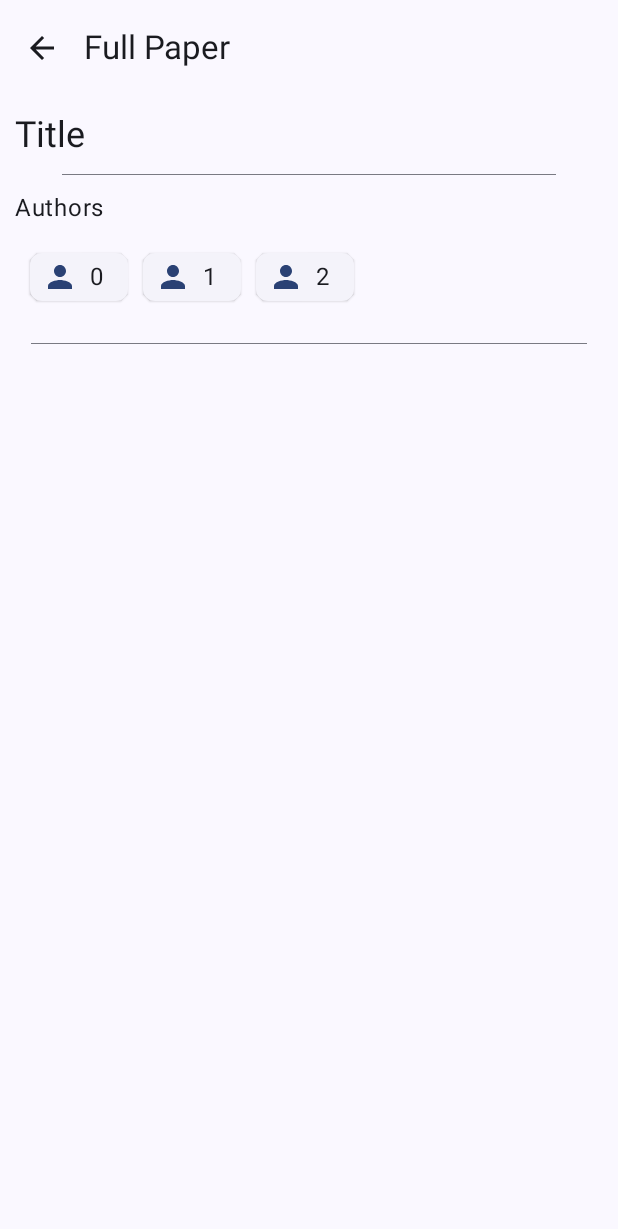
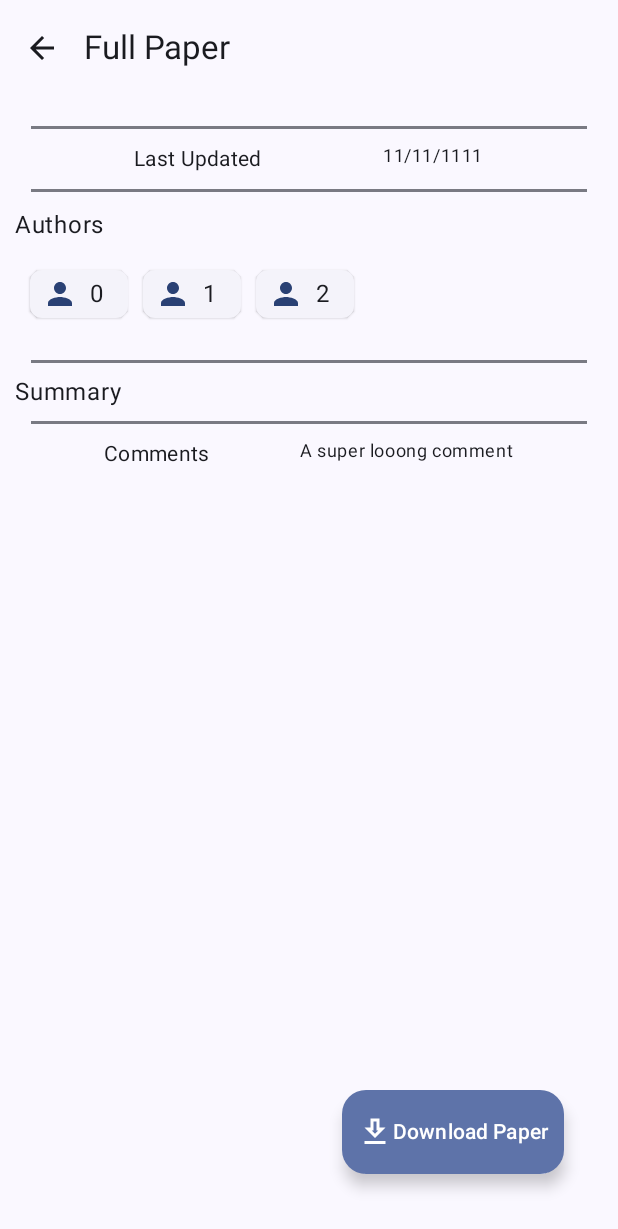
Before and after one commit to suhan-paradkar/Xiver, an Android app built with Jetpack Compose: the PaperFullView screen opened through its navigation route, on a phone screen of 412 x 824 dp. Shown: the top 1229 px of the screen. Run offline under Robolectric (Android 15) with nearby library versions, the phone set to English and light mode, and no system bars; libraries missing offline, so code that uses them is left out: com.x5.template, nl.adaptivity.xmlutil; 5 statements that could not run were skipped.

Commit message:
Add search functionality and more code fixes

```diff
--- a/app/build.gradle.kts
+++ b/app/build.gradle.kts
@@ -1,7 +1,7 @@
 plugins {
     id("com.android.application")
     id("org.jetbrains.kotlin.android")
-    id("kotlin-kapt")
+    id("com.google.devtools.ksp")
     id("org.jetbrains.kotlin.plugin.serialization")
 }
 
@@ -56,7 +56,7 @@ dependencies {
     implementation(project(":katexview"))
     implementation("androidx.datastore:datastore-preferences:1.0.0")
     implementation("androidx.room:room-ktx:2.6.1")
-    kapt("androidx.room:room-compiler:2.6.1")
+    ksp("androidx.room:room-compiler:2.6.1")
     implementation("androidx.core:core-ktx:1.12.0")
     implementation("androidx.lifecycle:lifecycle-runtime-ktx:2.6.2")
     implementation("androidx.activity:activity-compose:1.8.2")
--- a/app/src/main/java/com/wizard/xiver/MainActivity.kt
+++ b/app/src/main/java/com/wizard/xiver/MainActivity.kt
@@ -19,6 +19,7 @@ import com.wizard.xiver.utils.EmptySerialUtils
 import com.wizard.xiver.utils.theme
 import com.wizard.xiver.views.MainView
 import com.wizard.xiver.views.PaperFullView
+import com.wizard.xiver.views.SearchView
 
 class MainActivity : ComponentActivity() {
     override fun onCreate(savedInstanceState: Bundle?) {
@@ -44,6 +45,9 @@ fun MainViewContainer(mainNavController: NavHostController) {
     val paperEntity = remember {
         mutableStateOf(EmptySerialUtils.EmptyEntry)
     }
+    val query = remember {
+        mutableStateOf("")
+    }
     NavHost(
         navController = mainNavController,
         startDestination = "MainView"
@@ -54,5 +58,8 @@ fun MainViewContainer(mainNavController: NavHostController) {
         composable("PaperFullView"){
             PaperFullView(navController = mainNavController, paperEntity = paperEntity)
         }
+        composable("SearchView") {
+            SearchView(mainNavController = mainNavController, query = query, paperMutableArgument = paperEntity)
+        }
     }
 }
--- a/app/src/main/java/com/wizard/xiver/SerializableRepository.kt
+++ b/app/src/main/java/com/wizard/xiver/SerializableRepository.kt
@@ -51,9 +51,11 @@ data class Entry (
     val author: List<Author>,
     @XmlSerialName(value = "comment", prefix = "arxiv")
     val comment: String?,
+    @XmlSerialName(value = "doi", prefix = "arxiv", namespace = "http://arxiv.org/schemas/atom")
+    val doi: String,
     @XmlSerialName(value = "journal_ref", prefix = "arxiv")
     val journalRef: String?,
-    val link: List<Link?>?,
+    val link: List<Link>,
     @XmlSerialName(value = "primary_category", prefix = "arxiv")
     val primaryCategory: Category?,
     val category: Category?
@@ -62,7 +64,9 @@ data class Entry (
 @Serializable
 data class Author(
     @XmlSerialName(value = "name")
-    val name: Name
+    val name: Name,
+    @XmlSerialName(value = "affiliation", namespace = "http://arxiv.org/schemas/atom", prefix = "arxiv")
+    val affiliation: String?
 )
 
 
@@ -79,7 +83,8 @@ data class Category(
 
 @Serializable
 data class Link(
-    val href: String,
+    val href: String?,
+    val title: String?,
     val type: String,
     val rel: String
 )
--- a/app/src/main/java/com/wizard/xiver/SettingsActivity.kt
+++ b/app/src/main/java/com/wizard/xiver/SettingsActivity.kt
@@ -9,6 +9,7 @@ import androidx.compose.ui.Modifier
 import androidx.compose.ui.platform.LocalContext
 import com.wizard.xiver.screens.SettingsView
 import com.wizard.xiver.ui.theme.XiverTheme
+import com.wizard.xiver.utils.findActivity
 import com.wizard.xiver.utils.theme
 import com.wizard.xiver.views.BackTopAppBar
 
--- a/app/src/main/java/com/wizard/xiver/screens/SettingsScreen.kt
+++ b/app/src/main/java/com/wizard/xiver/screens/SettingsScreen.kt
@@ -49,9 +49,12 @@ fun SettingsView(modifier: Modifier) {
             ) {
                 Text(
                     text = "Theme",
-                    style = MaterialTheme.typography.bodyMedium,
+                    style = MaterialTheme.typography.bodyLarge,
                     modifier = Modifier.padding(start = 10.dp, end = 100.dp)
                 )
+                Box(
+                    modifier = Modifier.padding(top = 10.dp, bottom = 10.dp)
+                ) {
                     DropDownSettingsItem(
                         options = themeOptions,
                         selectedIndex = selectedIndex.intValue,
@@ -62,6 +65,7 @@ fun SettingsView(modifier: Modifier) {
                             }
                         }
                     )
+                }
             }
         }
     }
--- a/app/src/main/java/com/wizard/xiver/FindActivity.kt
+++ b/app/src/main/java/com/wizard/xiver/utils/ActivityUtils.kt
@@ -1,4 +1,4 @@
-package com.wizard.xiver
+package com.wizard.xiver.utils
 
 import android.content.Context
 import android.content.ContextWrapper
--- a/app/src/main/java/com/wizard/xiver/views/BackTopAppBarView.kt
+++ b/app/src/main/java/com/wizard/xiver/views/BackTopAppBarView.kt
@@ -8,8 +8,6 @@ import androidx.compose.material3.IconButton
 import androidx.compose.material3.Text
 import androidx.compose.material3.TopAppBar
 import androidx.compose.runtime.Composable
-import androidx.compose.ui.platform.LocalContext
-import com.wizard.xiver.findActivity
 
 @OptIn(ExperimentalMaterial3Api::class)
 @Composable
--- a/app/src/main/java/com/wizard/xiver/views/MainView.kt
+++ b/app/src/main/java/com/wizard/xiver/views/MainView.kt
@@ -7,6 +7,7 @@ import androidx.compose.material.icons.Icons
 import androidx.compose.material.icons.filled.Bookmark
 import androidx.compose.material.icons.filled.Category
 import androidx.compose.material.icons.filled.Home
+import androidx.compose.material.icons.filled.Search
 import androidx.compose.material.icons.outlined.BookmarkBorder
 import androidx.compose.material.icons.outlined.Category
 import androidx.compose.material.icons.outlined.Home
@@ -65,7 +66,7 @@ fun MainView(
             )
         },
         topBar = {
-            TopAppBarView(title = title)
+            TopAppBarView(title = title, mainNavController = mainNavController)
         }
     ) {
         MainNavHost(navHostController = navController, modifier = Modifier.padding(it), paperMutableArgument = paperMutableArgument, mainNavController = mainNavController)
@@ -74,7 +75,7 @@ fun MainView(
 
 @OptIn(ExperimentalMaterial3Api::class)
 @Composable
-fun TopAppBarView(title: String) {
+fun TopAppBarView(title: String, mainNavController: NavHostController) {
     val context = LocalContext.current
     val intent = Intent(context, SettingsActivity::class.java)
     TopAppBar(
@@ -82,6 +83,16 @@ fun TopAppBarView(title: String) {
             Text(text = title)
         },
         actions = {
+            IconButton(
+                onClick = {
+                    mainNavController.navigate("SearchView")
+                }
+            ) {
+               Icon(
+                   imageVector = Icons.Default.Search,
+                   contentDescription = "Search"
+               )
+            }
             IconButton(
                 onClick = {
                     context.startActivity(intent)
--- a/app/src/main/java/com/wizard/xiver/views/PaperFullView.kt
+++ b/app/src/main/java/com/wizard/xiver/views/PaperFullView.kt
@@ -1,20 +1,25 @@
 package com.wizard.xiver.views
 
+import android.net.Uri
 import androidx.compose.foundation.layout.Arrangement
 import androidx.compose.foundation.layout.Box
 import androidx.compose.foundation.layout.Column
 import androidx.compose.foundation.layout.ExperimentalLayoutApi
 import androidx.compose.foundation.layout.FlowRow
+import androidx.compose.foundation.layout.Row
 import androidx.compose.foundation.layout.fillMaxSize
 import androidx.compose.foundation.layout.fillMaxWidth
 import androidx.compose.foundation.layout.padding
 import androidx.compose.foundation.layout.wrapContentHeight
+import androidx.compose.foundation.layout.wrapContentSize
 import androidx.compose.foundation.rememberScrollState
 import androidx.compose.foundation.verticalScroll
 import androidx.compose.material.icons.Icons
 import androidx.compose.material.icons.filled.Person
+import androidx.compose.material.icons.outlined.Download
 import androidx.compose.material3.Divider
 import androidx.compose.material3.ElevatedAssistChip
+import androidx.compose.material3.FloatingActionButton
 import androidx.compose.material3.Icon
 import androidx.compose.material3.MaterialTheme
 import androidx.compose.material3.Scaffold
@@ -25,9 +30,8 @@ import androidx.compose.runtime.MutableState
 import androidx.compose.ui.Alignment
 import androidx.compose.ui.Modifier
 import androidx.compose.ui.graphics.toArgb
-import androidx.compose.ui.text.style.TextAlign
+import androidx.compose.ui.platform.LocalUriHandler
 import androidx.compose.ui.tooling.preview.Preview
-import androidx.compose.ui.unit.Dp
 import androidx.compose.ui.unit.dp
 import androidx.navigation.NavHostController
 import com.judemanutd.katexview.KatexView
@@ -44,6 +48,9 @@ fun PaperFullView(navController: NavHostController, paperEntity: MutableState<En
                     navController.navigateUp()
                 }
             )
+        },
+        floatingActionButton = {
+            FullPaperFAB(paperEntity = paperEntity.value)
         }
     ) {
         PaperFullViewContent(
@@ -71,19 +78,43 @@ fun PaperFullViewContent(modifier: Modifier, paperEntity: Entry) {
                         .fillMaxWidth()
                         .wrapContentHeight()
                 ) {
+                    KatexView(
+                        text = paperEntity.title,
+                        textColor = MaterialTheme.colorScheme.onSurface.toArgb(),
+                        backgroundColor = MaterialTheme.colorScheme.surface.toArgb(),
+                        textSize = 35
+                    )
+                    //Text(
+                      //  text = paperEntity.title,
+                        //style = MaterialTheme.typography.headlineSmall,
+                       // textAlign = TextAlign.Start
+                    //)
+                }
+                DividerView(modifier = Modifier.align(Alignment.CenterHorizontally))
+
+                Row(
+                    modifier = Modifier
+                        .padding(10.dp)
+                        .fillMaxWidth(),
+                    horizontalArrangement = Arrangement.SpaceEvenly
+                ){
                     Text(
-                        text = paperEntity.title,
-                        style = MaterialTheme.typography.headlineSmall,
-                        textAlign = TextAlign.Start
+                        text = "Last Updated",
+                        style = MaterialTheme.typography.bodyMedium
+                    )
+                    Text(
+                        text = paperEntity.updated,
+                        style = MaterialTheme.typography.bodySmall
                     )
                 }
-                Divider(
+
+                DividerView(modifier = Modifier.align(Alignment.CenterHorizontally))
+
+                Column(
                     modifier = Modifier
-                        .fillMaxWidth(0.8f)
-                        .align(Alignment.CenterHorizontally),
-                    thickness = Dp.Hairline
-                )
-                Column(modifier = Modifier.padding(10.dp)) {
+                        .padding(10.dp)
+                        .fillMaxWidth()
+                ) {
                     Text(text = "Authors")
                     FlowRow(
                         modifier = Modifier.padding(10.dp),
@@ -111,21 +142,95 @@ fun PaperFullViewContent(modifier: Modifier, paperEntity: Entry) {
                         }
                     }
                 }
-                Divider(
-                    modifier = Modifier
-                        .fillMaxWidth(0.9f)
-                        .align(Alignment.CenterHorizontally),
-                    thickness = Dp.Hairline
-                )
-                Box(modifier = Modifier.padding(10.dp)) {
+
+                DividerView(modifier = Modifier.align(Alignment.CenterHorizontally))
+
+                Column(
+                    modifier = Modifier.padding(10.dp),
+                    horizontalAlignment = Alignment.Start,
+                    verticalArrangement = Arrangement.SpaceEvenly
+                ) {
+                    Text(
+                        text = "Summary",
+                        style = MaterialTheme.typography.bodyLarge
+                    )
                     KatexView(
                         text = paperEntity.summary.replace("\n", " ").replace("\r", " "),
                         textColor = MaterialTheme.colorScheme.onSurface.toArgb(),
-                        backgroundColor = MaterialTheme.colorScheme.surface.toArgb()
+                        backgroundColor = MaterialTheme.colorScheme.surface.toArgb(),
+                        textSize = 17
+                    )
+                }
+                DividerView(modifier = Modifier.align(Alignment.CenterHorizontally))
+
+                Row(
+                    modifier = Modifier
+                        .padding(10.dp)
+                        .fillMaxWidth(),
+                    horizontalArrangement = Arrangement.SpaceEvenly
+                ) {
+                    Text(
+                        text = "Comments",
+                        style = MaterialTheme.typography.bodyMedium
+                    )
+                    Text(
+                        text = paperEntity.comment?: "No Comments",
+                        style = MaterialTheme.typography.bodySmall
                     )
                 }
             }
+
+
         }
+    }
+}
+
+
+@Composable
+fun FullPaperFAB(paperEntity: Entry) {
+
+    val uriHandler = LocalUriHandler.current
+
+    var pdfLink :String? = null
+    paperEntity.link.forEach{
+        if (it.type == "application/pdf") {
+            pdfLink = it.href!!
+        }
+    }
+
+    FloatingActionButton(
+        modifier = Modifier
+            .padding(end = 20.dp, bottom = 25.dp),
+        onClick = {
+            uriHandler.openUri(pdfLink?: "about:blank")
+        }
+    ) {
+        Row(
+            modifier = Modifier.padding(start = 10.dp, end = 10.dp),
+            verticalAlignment = Alignment.CenterVertically,
+            horizontalArrangement = Arrangement.SpaceEvenly
+        ) {
+            Icon(
+                imageVector = Icons.Outlined.Download,
+                contentDescription = "Download Paper"
+            )
+            Text(
+                text = "Download Paper"
+            )
+        }
+    }
+}
+
+
+@Composable
+fun DividerView(modifier: Modifier) {
+    Box(modifier = modifier.wrapContentSize()) {
+        Divider(
+            modifier = Modifier
+                .fillMaxWidth(0.9f)
+                .align(Alignment.Center),
+            thickness = 2.dp
+        )
     }
 }
 
--- a/build.gradle.kts
+++ b/build.gradle.kts
@@ -2,6 +2,6 @@
 plugins {
     id("com.android.application") version "8.2.0" apply false
     id("org.jetbrains.kotlin.android") version "1.9.0" apply false
-    id("org.jetbrains.kotlin.kapt") version "1.9.0" apply false
+    id("com.google.devtools.ksp") version "1.8.21-1.0.11" apply false
     id("org.jetbrains.kotlin.plugin.serialization") version "1.9.0" apply false
 }
--- a/katexview/src/main/java/com/judemanutd/katexview/KatexView.kt
+++ b/katexview/src/main/java/com/judemanutd/katexview/KatexView.kt
@@ -15,17 +15,20 @@ import com.x5.template.providers.AndroidTemplates
 
 private const val TAG_FORMULA: String = "formula"
 private const val TAG_TEXT_COLOR: String = "textColor"
+private const val TAG_TEXT_SIZE: String = "textSize"
 
 private var mText: String? = null
 //TODO: pick theme set text color
 private var mTextColor: Int = android.R.color.holo_purple
+private var mTextSize: Int = 20
 @SuppressLint("SetJavaScriptEnabled")
 @Composable
-fun KatexView(text: String, textColor: Int, backgroundColor: Int) {
+fun KatexView(text: String, textColor: Int, backgroundColor: Int, textSize: Int) {
     AndroidView(factory = {
 
         WebView(it).apply {
             settings.allowFileAccess = true
+            settings.allowUniversalAccessFromFileURLs = true
             settings.javaScriptEnabled = true
             settings.cacheMode = WebSettings.LOAD_NO_CACHE
             settings.displayZoomControls = false
@@ -35,6 +38,7 @@ fun KatexView(text: String, textColor: Int, backgroundColor: Int) {
             setBackgroundColor(backgroundColor)
             setText(text, it)
             setTextColor(textColor, it)
+            setTextSize(textSize, it)
             loadDataWithBaseURL(null, loadData(it), "text/html", "utf-8", "about:blank")
             isVerticalScrollBarEnabled = false
             isHorizontalScrollBarEnabled = false
@@ -54,6 +58,11 @@ fun setTextColor(color: Int, context: Context) {
     loadData(context)
 }
 
+fun setTextSize(size: Int, context: Context) {
+    mTextSize = size
+    loadData(context)
+}
+
 fun getText(): String? {
     return mText
 }
@@ -63,6 +72,7 @@ private fun loadData(context: Context): String {
         val chunk: Chunk = getChunk(context = context)
         chunk.set(TAG_FORMULA, mText)
         chunk.set(TAG_TEXT_COLOR, getHexColor(mTextColor))
+        chunk.set(TAG_TEXT_SIZE, mTextSize)
         return chunk.toString()
     }
     return ""
```
Also changed, not shown: app/src/main/java/com/wizard/xiver/utils/ArxivNetUtils.kt (+1 -6 lines), app/src/main/java/com/wizard/xiver/utils/EmptySerialUtils.kt (+4 -3 lines), app/src/main/java/com/wizard/xiver/views/SearchView.kt (added, +79 -0 lines), 1 other file. Lines whose indentation alone changed are shown as unchanged.
